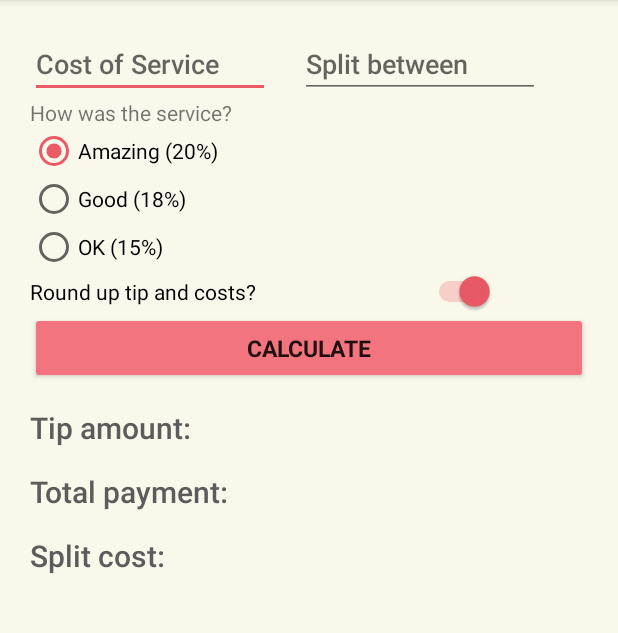
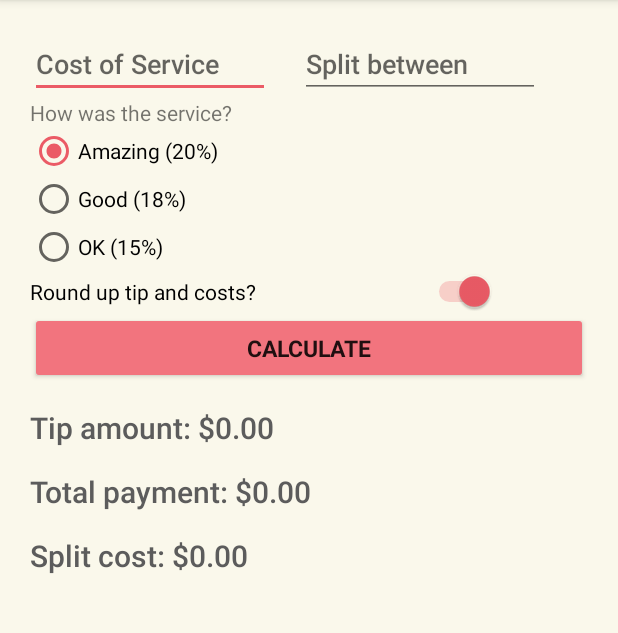
Before and after one commit to gradientdev/TipTime, an Android app: the screen it shows after launch (MainActivity), on a phone screen of 412 x 824 dp, the part 84-717 px from its top. Run offline under Robolectric (Android 15) with nearby library versions, the phone set to English and light mode, and no system bars; Roboto replaces fonts that are not available here.

Commit message:
Changed strings

```diff
--- a/app/src/main/res/values/strings.xml
+++ b/app/src/main/res/values/strings.xml
@@ -12,7 +12,7 @@
     <string name="total_amount">Total payment: %s</string>
     <string name="split_cost">Split cost: %s</string>
     <string name="split_between">Split between</string>
-    <string name="tip_amount_dis">Tip amount:</string>
-    <string name="total_payment">Total payment:</string>
-    <string name="split_cost_dis">Split cost:</string>
+    <string name="tip_amount_dis">Tip amount: $0.00</string>
+    <string name="total_payment">Total payment: $0.00</string>
+    <string name="split_cost_dis">Split cost: $0.00</string>
 </resources>
```
